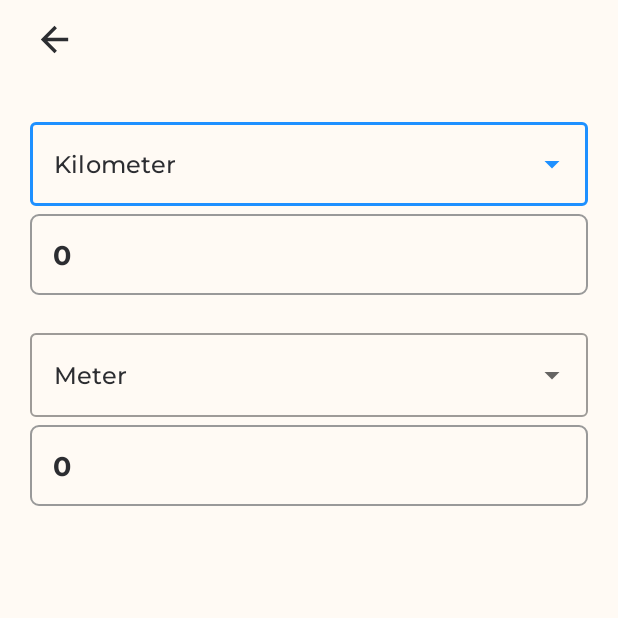
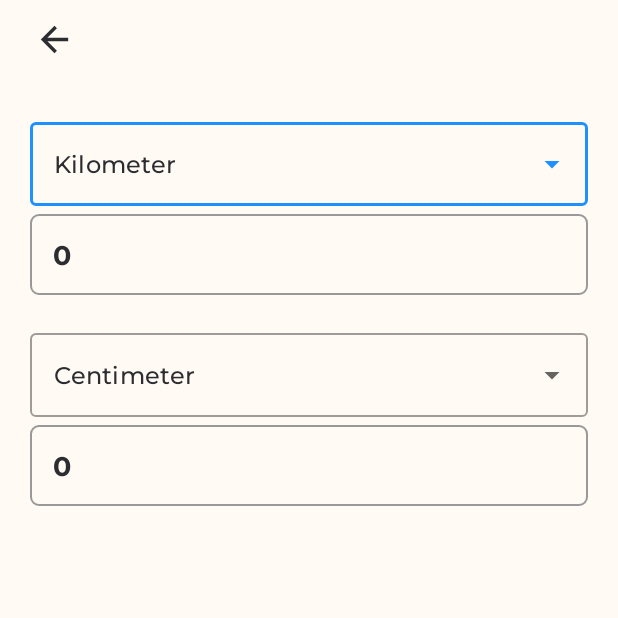
Before and after one commit to fazil2003/unit-converter-app, an Android app: the ConvertActivity screen opened directly, with no data from a screen before it, on a phone screen of 412 x 824 dp, the top half of it. Run offline under Robolectric (Android 15) with nearby library versions, the phone set to English and light mode, and no system bars.

Commit message:
[B] Solved the Case problem.

```diff
--- a/app/src/main/java/com/fazil/units/ConvertActivity.java
+++ b/app/src/main/java/com/fazil/units/ConvertActivity.java
@@ -97,16 +97,16 @@ public class ConvertActivity extends AppCompatActivity {
         questionField = findViewById(R.id.edittext_question);
         answerField = findViewById(R.id.edittext_answer);
 
-        questionUnit = "kilometer";
-        answerUnit = "centimeter";
+        questionUnit = "Kilometer";
+        answerUnit = "Centimeter";
 
         TypedValue typedValue = new TypedValue();
         Resources.Theme theme = getTheme();
         theme.resolveAttribute(R.attr.backgroundColor, typedValue, true);
         @ColorInt int color = typedValue.data;
 
-        int positionOne = new ArrayList<>(Arrays.asList(unitItems)).indexOf("Kilometer");
-        int positionTwo = new ArrayList<>(Arrays.asList(unitItems)).indexOf("Meter");
+        int positionOne = new ArrayList<>(Arrays.asList(unitItems)).indexOf(questionUnit);
+        int positionTwo = new ArrayList<>(Arrays.asList(unitItems)).indexOf(answerUnit);
 
         arrayAdapter = new ArrayAdapter<>(this, R.layout.spinner_item, unitItems);
 
--- a/app/src/main/java/com/fazil/units/units/LengthUnits.java
+++ b/app/src/main/java/com/fazil/units/units/LengthUnits.java
@@ -12,7 +12,7 @@ public class LengthUnits implements Units {
 
     public float convertQuestionToCommon(String unit, Float value){
         float result = 0.0F;
-        switch(unit){
+        switch(unit.toLowerCase()){
             case "centimeter":
                 result = value / 100;
                 break;
@@ -40,7 +40,7 @@ public class LengthUnits implements Units {
 
     public float convertCommonToAnswer(String unit, Float value){
         float result = 0.0F;
-        switch(unit){
+        switch(unit.toLowerCase()){
             case "centimeter":
                 result = value * 100;
                 break;
```
